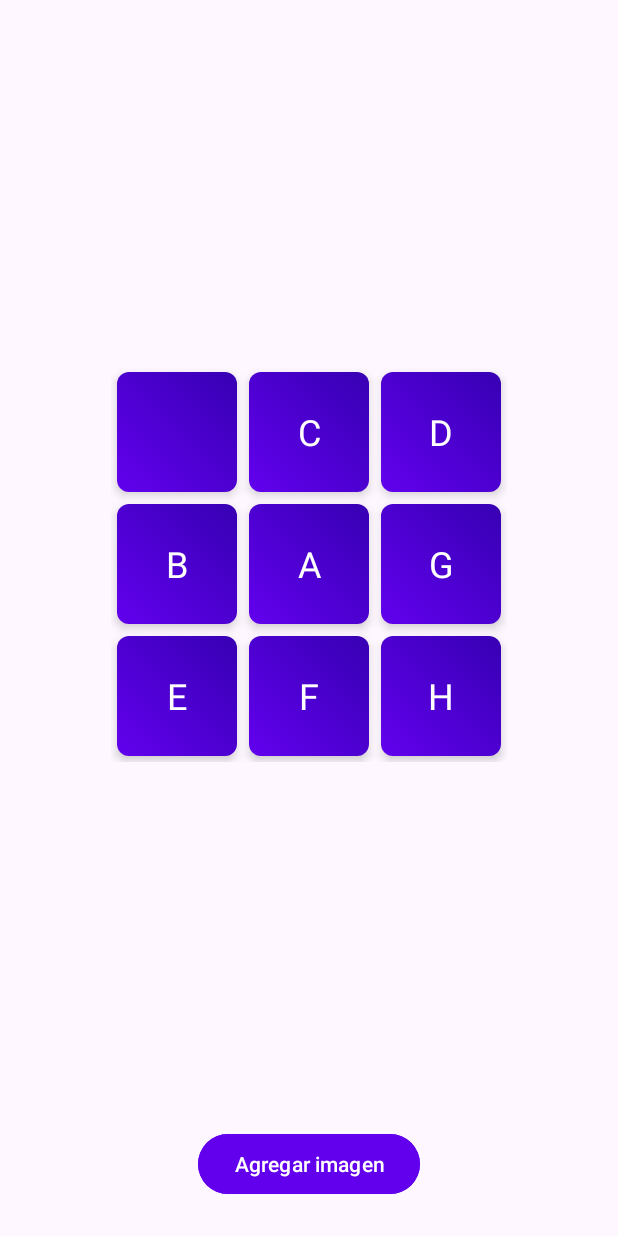
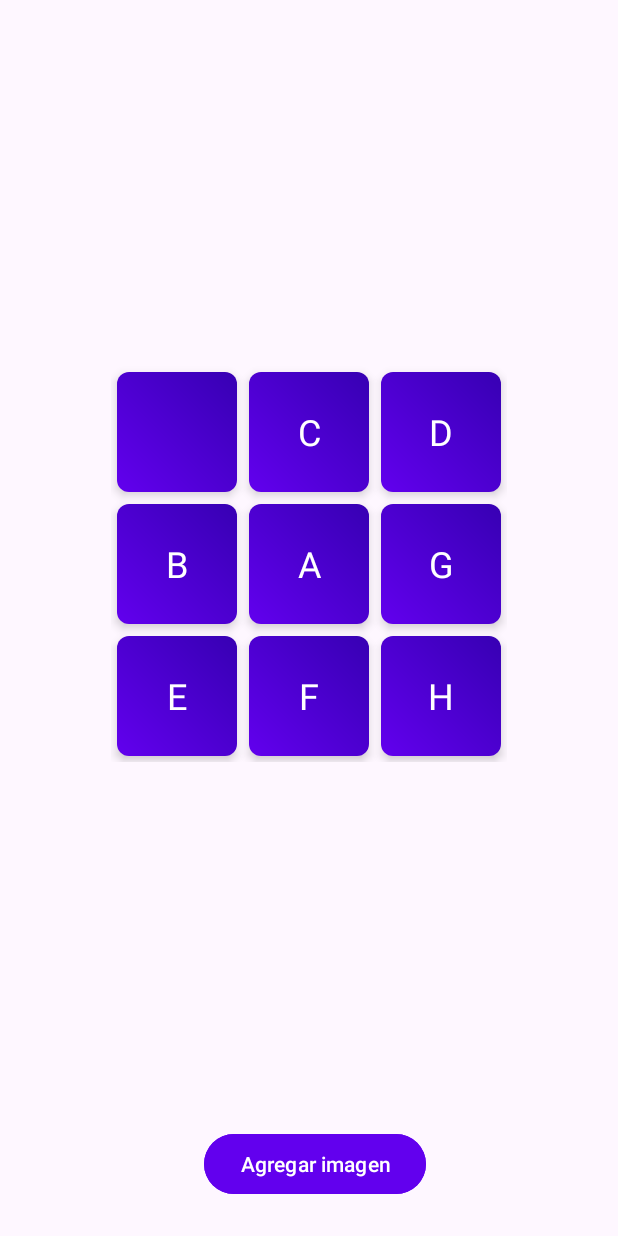
Before and after one commit to SkyWing3/puzzle, an Android app: the screen it shows after launch (MainActivity), on a phone screen of 412 x 824 dp. Run offline under Robolectric (Android 15) with nearby library versions, the phone set to English and light mode, and no system bars.

Commit message:
Improve button layout and transitions

```diff
--- a/app/src/main/res/layout/activity_main.xml
+++ b/app/src/main/res/layout/activity_main.xml
@@ -26,9 +26,9 @@
         android:rowCount="3"
         android:columnCount="3"
         app:layout_constraintTop_toBottomOf="@id/referenceImage"
-        android:layout_marginTop="16dp"
+        android:layout_marginTop="12dp"
         app:layout_goneMarginTop="0dp"
-        app:layout_constraintBottom_toTopOf="@+id/btnImage"
+        app:layout_constraintBottom_toTopOf="@+id/buttonContainer"
         app:layout_constraintStart_toStartOf="parent"
         app:layout_constraintEnd_toEndOf="parent"
         app:layout_constraintVertical_bias="0.5">
@@ -80,6 +80,16 @@
 
     </GridLayout>
 
+    <LinearLayout
+        android:id="@+id/buttonContainer"
+        android:layout_width="wrap_content"
+        android:layout_height="wrap_content"
+        android:orientation="horizontal"
+        android:layout_marginBottom="24dp"
+        app:layout_constraintBottom_toBottomOf="parent"
+        app:layout_constraintStart_toStartOf="parent"
+        app:layout_constraintEnd_toEndOf="parent">
+
         <Button
             android:id="@+id/btnRemoveImage"
             android:layout_width="wrap_content"
@@ -87,11 +97,8 @@
             android:text="@string/remove_image"
             android:textColor="@android:color/white"
             android:backgroundTint="@color/removeButton"
-        android:layout_marginBottom="24dp"
-        android:visibility="gone"
-        app:layout_constraintBottom_toBottomOf="parent"
-        app:layout_constraintStart_toStartOf="parent"
-        app:layout_constraintEnd_toEndOf="parent" />
+            android:layout_marginEnd="8dp"
+            android:visibility="gone" />
 
         <Button
             android:id="@+id/btnImage"
@@ -100,9 +107,7 @@
             android:text="@string/select_image"
             android:textColor="@android:color/white"
             android:backgroundTint="@color/addButton"
-        android:layout_marginBottom="24dp"
-        app:layout_constraintBottom_toBottomOf="parent"
-        app:layout_constraintStart_toStartOf="parent"
-        app:layout_constraintEnd_toEndOf="parent" />
+            android:layout_marginStart="8dp" />
+    </LinearLayout>
 
 </androidx.constraintlayout.widget.ConstraintLayout>
```
Also changed, not shown: app/src/main/java/com/app/puzzle/MainActivity.java (+24 -21 lines). Lines whose indentation alone changed are shown as unchanged.
